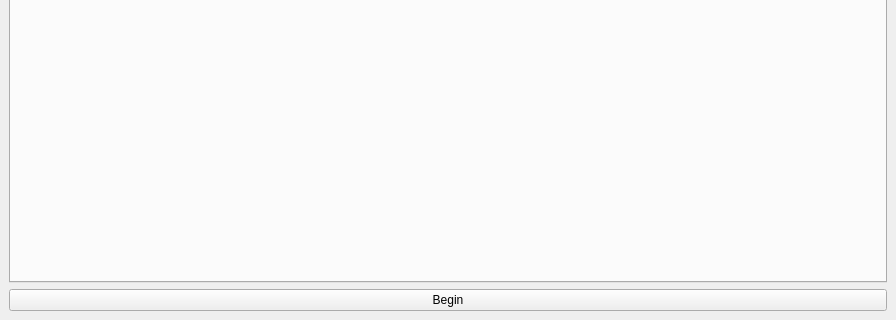
Before: the Qt Designer form Window.ui in aquova/arqade, drawn with Qt 5; both pictures show x 0 to 896 and y 313 to 633 of the 896 by 633 pixel window.
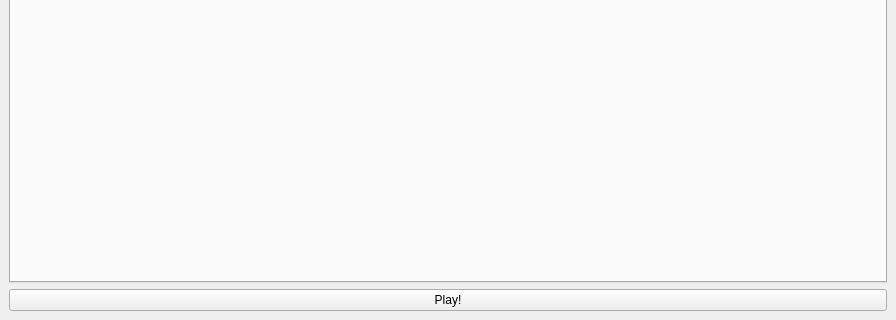
After: the same form once the commit is applied.

Patch:
```diff
--- a/Window.ui
+++ b/Window.ui
@@ -56,7 +56,7 @@
     <item row="2" column="0" colspan="4">
      <widget class="QPushButton" name="startButton">
       <property name="text">
-       <string>Begin</string>
+       <string>Play!</string>
       </property>
      </widget>
     </item>
```
